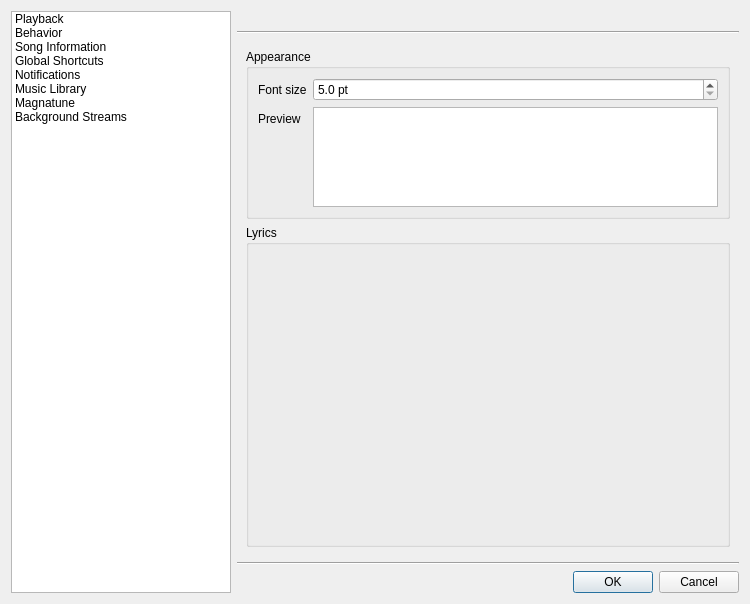
This is src/ui/settingsdialog.ui in clementine-player/Clementine as Qt 5 draws it before an edit. The edited form follows.
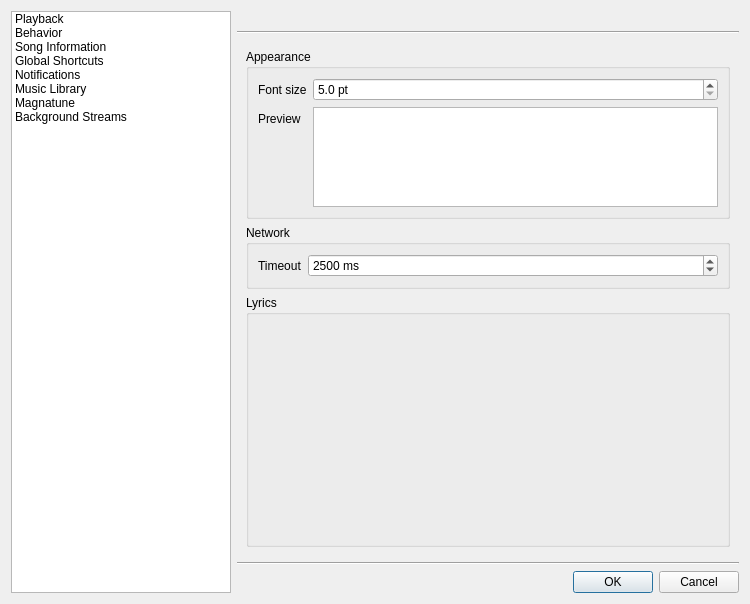
This is the edited form. The open tabs and pages were chosen to show the change. Icons and pictures are not drawn. Custom widgets are drawn as their Qt base class.

Commit message: Add a configurable timeout to song and artist info network requests.  Default to 2.5 seconds

Diff of the .ui file:
```diff
--- a/src/ui/settingsdialog.ui
+++ b/src/ui/settingsdialog.ui
@@ -540,6 +540,38 @@
            </layout>
           </widget>
          </item>
+         <item>
+          <widget class="QGroupBox" name="groupBox_2">
+           <property name="title">
+            <string>Network</string>
+           </property>
+           <layout class="QFormLayout" name="formLayout_6">
+            <item row="0" column="0">
+             <widget class="QLabel" name="label_14">
+              <property name="text">
+               <string>Timeout</string>
+              </property>
+             </widget>
+            </item>
+            <item row="0" column="1">
+             <widget class="QSpinBox" name="song_info_timeout">
+              <property name="suffix">
+               <string> ms</string>
+              </property>
+              <property name="minimum">
+               <number>1000</number>
+              </property>
+              <property name="maximum">
+               <number>60000</number>
+              </property>
+              <property name="value">
+               <number>2500</number>
+              </property>
+             </widget>
+            </item>
+           </layout>
+          </widget>
+         </item>
          <item>
           <widget class="QGroupBox" name="groupBox_6">
            <property name="sizePolicy">
```
Left out of the diff: 2 changed lines with no effect on the pictures. The commit also changes 50 other files.
